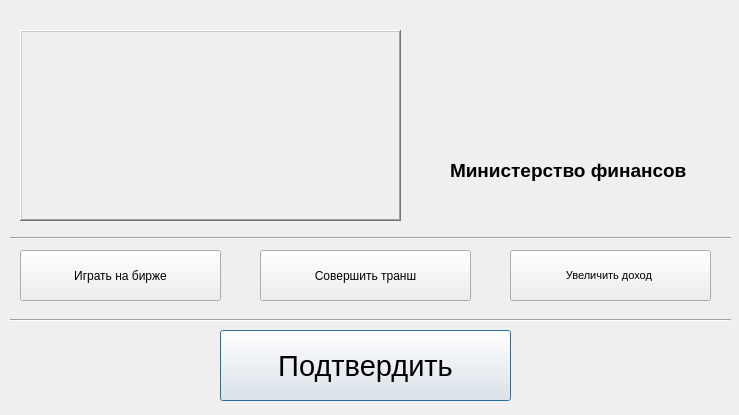
Qt form ministrys/minfin.ui (vladyan18/MagaGame) before a commit.
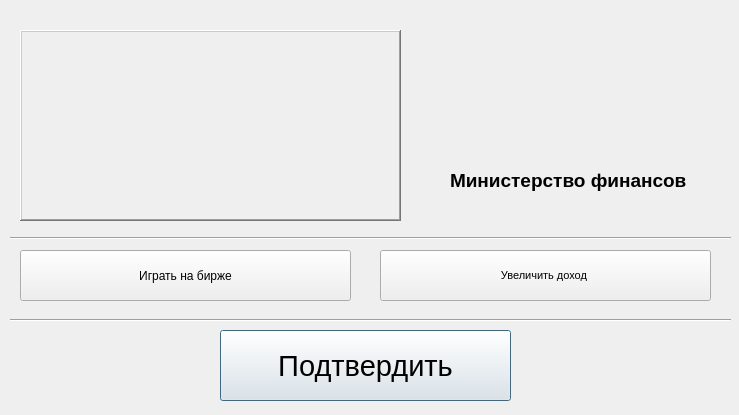
The same form after that commit. Icons and pictures are not drawn.

What changed in the file:
```diff
--- a/ministrys/minfin.ui
+++ b/ministrys/minfin.ui
@@ -40,9 +40,9 @@
    </property>
    <property name="geometry">
     <rect>
-     <x>510</x>
+     <x>380</x>
      <y>250</y>
-     <width>201</width>
+     <width>331</width>
      <height>51</height>
     </rect>
    </property>
@@ -63,7 +63,7 @@
     <rect>
      <x>20</x>
      <y>250</y>
-     <width>201</width>
+     <width>331</width>
      <height>51</height>
     </rect>
    </property>
@@ -100,27 +100,11 @@
     <enum>Qt::Horizontal</enum>
    </property>
   </widget>
-  <widget class="QPushButton" name="transButton">
-   <property name="geometry">
-    <rect>
-     <x>260</x>
-     <y>250</y>
-     <width>211</width>
-     <height>51</height>
-    </rect>
-   </property>
-   <property name="toolTip">
-    <string>&lt;html&gt;&lt;head/&gt;&lt;body&gt;&lt;p&gt;стоимость: -&lt;/p&gt;&lt;p&gt;&lt;span style=&quot; font-size:9pt;&quot;&gt;Передать нажитые непосильным трудом деньги другой стране.&lt;/span&gt;&lt;/p&gt;&lt;/body&gt;&lt;/html&gt;</string>
-   </property>
-   <property name="text">
-    <string>Совершить транш</string>
-   </property>
-  </widget>
   <widget class="QLabel" name="label">
    <property name="geometry">
     <rect>
      <x>520</x>
-     <y>40</y>
+     <y>50</y>
      <width>121</width>
      <height>111</height>
     </rect>
@@ -163,7 +147,7 @@
    <property name="geometry">
     <rect>
      <x>450</x>
-     <y>150</y>
+     <y>160</y>
      <width>251</width>
      <height>41</height>
     </rect>
```
Left out of the diff: 4 changed lines with no effect on the pictures.
